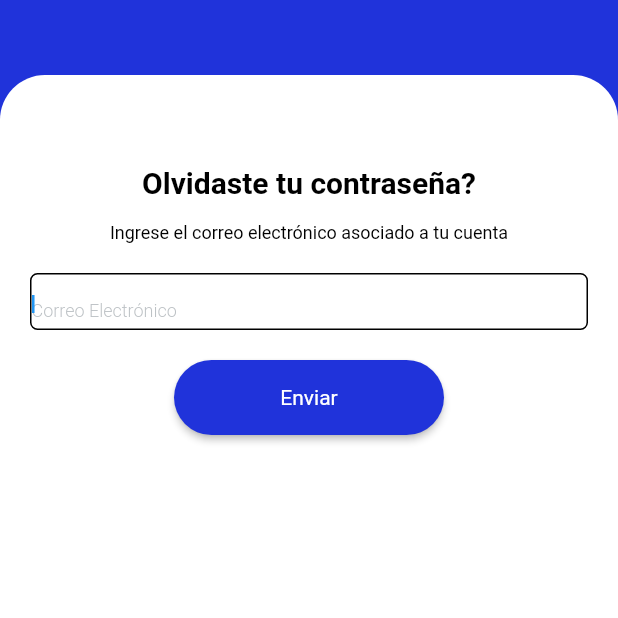
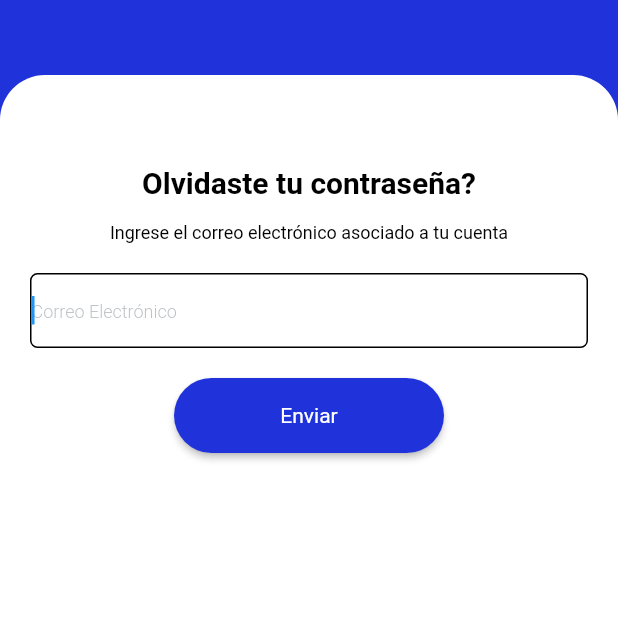
Before and after one commit to JhairEsp/Fidelo-Usuario, a Flutter app: the ForgotPassword screen opened directly, on a phone screen of 412 x 824 dp, the top half of it. Run offline on Flutter 3.47's test engine with Material 2 defaults, Android fonts, the phone set to English and light mode, and no system bars; our stand-ins replace cloud_firestore, firebase_auth, firebase_core; accounts and stored records are empty; Roboto replaces fonts that are missing (Poppins).

Commit message:
ultimos cambios reset paswrord

```diff
--- a/lib/Screens/LoginScreens/ForgotPassword.dart
+++ b/lib/Screens/LoginScreens/ForgotPassword.dart
@@ -135,9 +135,10 @@ class _ForgotPasswordState extends State<ForgotPassword> {
                   ),
                 ),
                 SizedBox(height: 20),
-                Container(
+                SingleChildScrollView(
+                  child: Container(
                     width: double.infinity,
-                  height: 38,
+                    height: 50,
                     decoration: BoxDecoration(
                       color: Colors.white,
                       borderRadius: BorderRadius.circular(5),
@@ -206,6 +207,7 @@ class _ForgotPasswordState extends State<ForgotPassword> {
                       maxLines: null,
                     ),
                   ),
+                ),
                 SizedBox(height: 20),
                 ElevatedButton(
                   onPressed: () {
```
Lines whose indentation alone changed are shown as unchanged.
